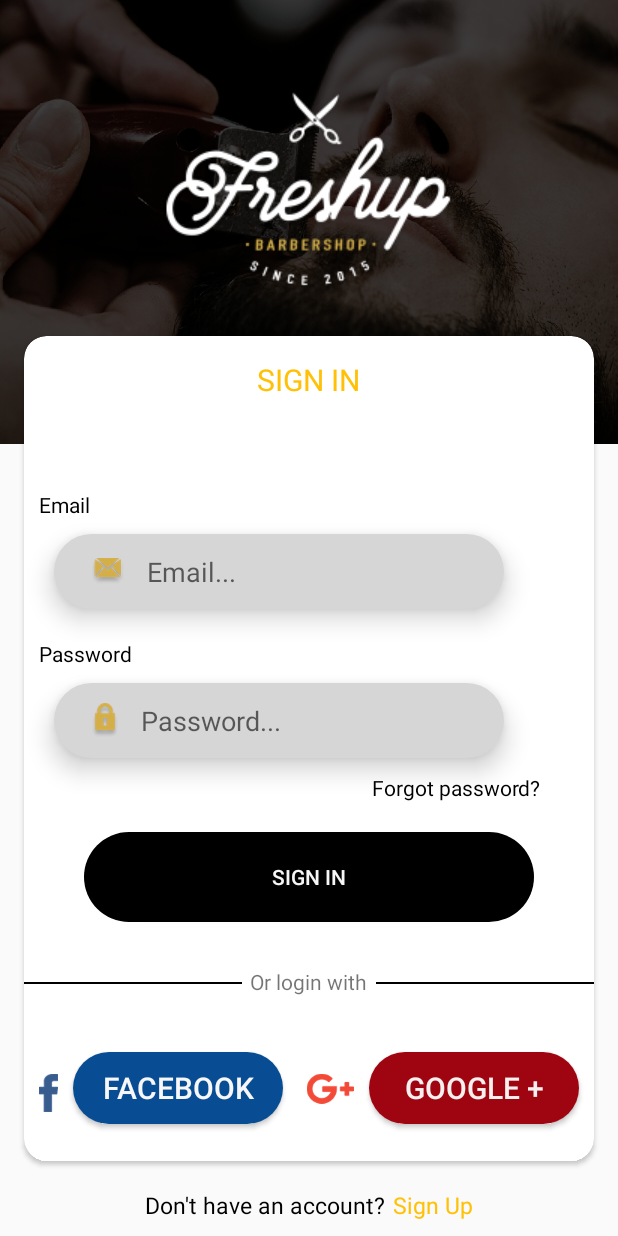
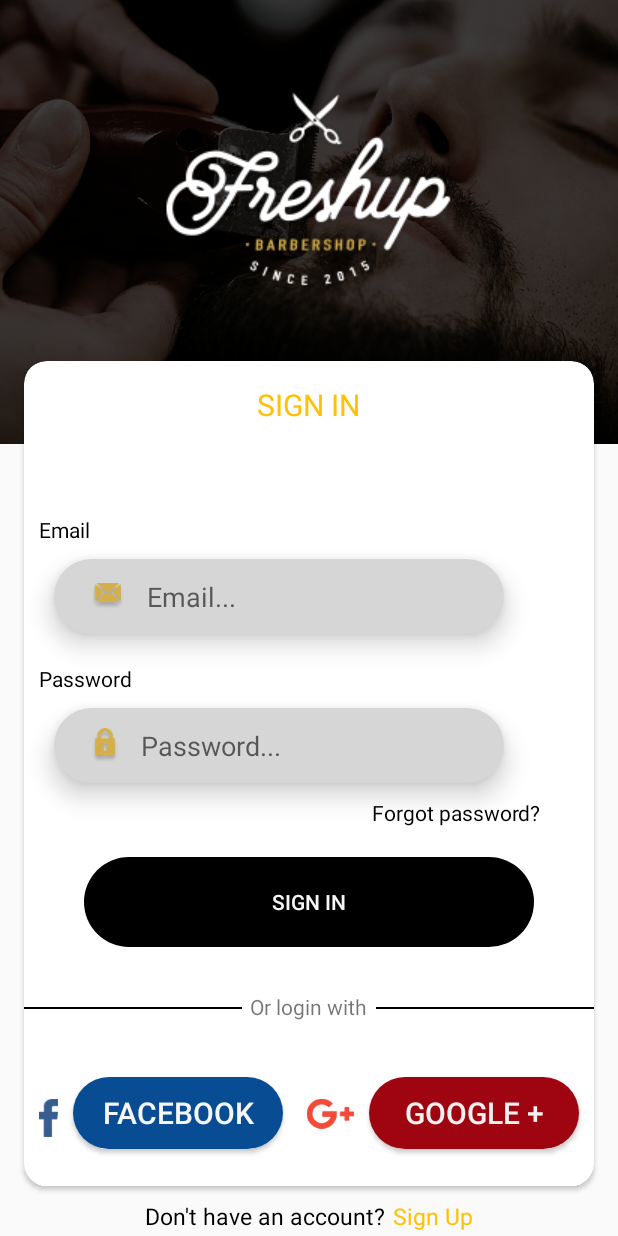
Before and after one commit to divijsethi822348/Freshup, an Android app: the LoginActivity screen opened directly, with no data from a screen before it, on a phone screen of 412 x 824 dp. Run offline under Robolectric (Android 15) with nearby library versions, the phone set to English and light mode, and no system bars.

Commit message:
UI Updated

```diff
--- a/app/src/main/res/layout/activity_login.xml
+++ b/app/src/main/res/layout/activity_login.xml
@@ -20,13 +20,20 @@
         android:id="@+id/logo"/>
 
 
+    <android.support.v4.widget.NestedScrollView
+        android:layout_width="match_parent"
+        android:layout_height="match_parent">
+        <RelativeLayout
+            android:layout_width="match_parent"
+            android:layout_height="match_parent"
+            android:layout_marginTop="200dp">
             <android.support.v7.widget.CardView
                 android:layout_width="380dp"
                 android:layout_height="550dp"
                 android:layout_marginTop="30sp"
                 android:clipToPadding="true"
-        android:elevation="@dimen/cardview_default_elevation"
-        android:layout_below="@+id/logo"
+                android:elevation="20dp"
+                android:id="@+id/sign_in_card"
                 app:cardCornerRadius="15sp"
                 android:layout_centerHorizontal="true"
                 android:layout_centerInParent="true">
@@ -195,9 +202,10 @@
                 android:layout_width="wrap_content"
                 android:layout_height="wrap_content"
                 android:orientation="horizontal"
-        android:layout_marginBottom="10sp"
                 android:layout_centerHorizontal="true"
-        android:layout_alignParentBottom="true">
+                android:layout_below="@+id/sign_in_card"
+                android:layout_marginTop="20dp"
+                android:layout_marginBottom="10sp">
                 <TextView
                     android:layout_width="wrap_content"
                     android:layout_height="wrap_content"
@@ -215,5 +223,7 @@
                     android:onClick="signup"
                     android:textSize="15dp"/>
             </LinearLayout>
+        </RelativeLayout>
+    </android.support.v4.widget.NestedScrollView>
 
 </RelativeLayout>
```
Also changed, not shown: app/src/main/AndroidManifest.xml (+6 -4 lines), app/src/main/res/layout/activity_otp_verification.xml (+9 -1 lines), app/src/main/res/layout/activity_profile.xml (+9 -4 lines), app/src/main/res/layout/activity_sign_up.xml (+14 -4 lines). Lines whose indentation alone changed are shown as unchanged.
